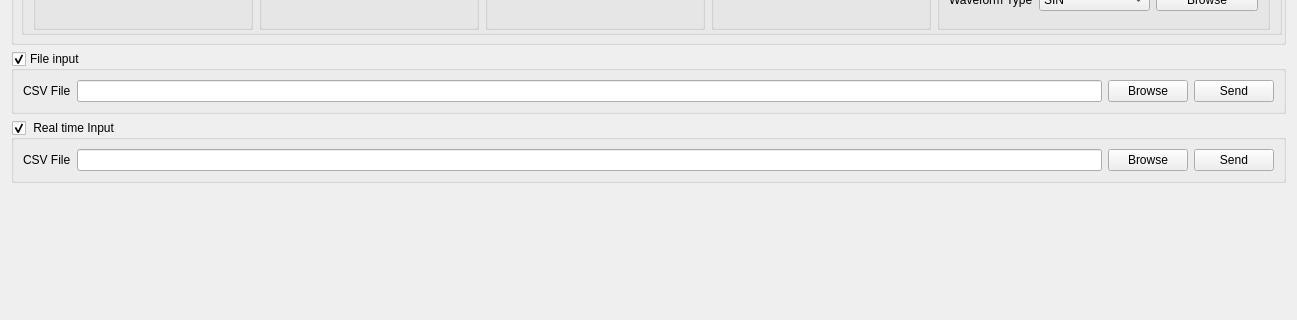
First picture: the form in TargetEchoGen/fileprocessing.ui, repository razzzz87/TargetEchoGen, before the edit; both pictures show x 0 to 1297 and y 266 to 586 of the 1297 by 771 pixel window.
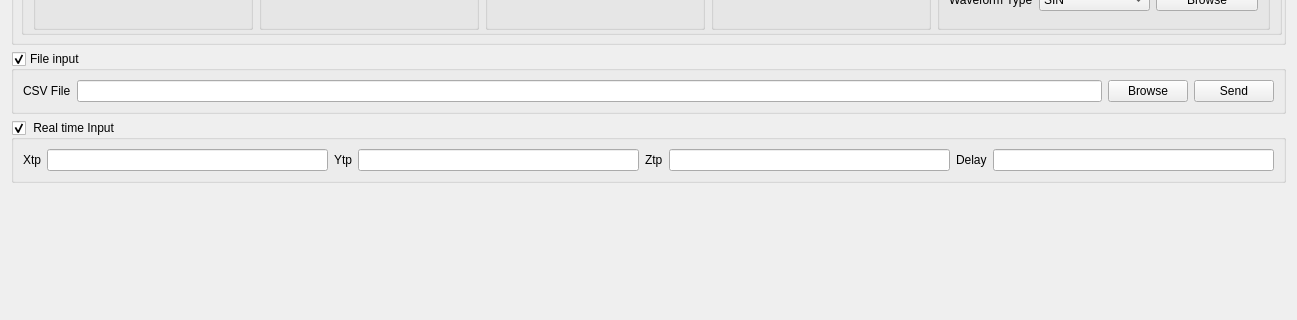
Second picture: the form after the edit.

Commit message: Implimented RTP

What changed in the file:
```diff
--- a/TargetEchoGen/fileprocessing.ui
+++ b/TargetEchoGen/fileprocessing.ui
@@ -491,7 +491,7 @@
       <item>
        <widget class="QLabel" name="label_20">
         <property name="text">
-         <string>CSV File</string>
+         <string>Xtp</string>
         </property>
        </widget>
       </item>
@@ -499,19 +499,35 @@
        <widget class="QLineEdit" name="lineEdit_16"/>
       </item>
       <item>
-       <widget class="QPushButton" name="pushButton_10">
+       <widget class="QLabel" name="LblFPRTYAxis">
         <property name="text">
-         <string>Browse</string>
+         <string>Ytp</string>
         </property>
        </widget>
       </item>
       <item>
-       <widget class="QPushButton" name="pushButton_11">
+       <widget class="QLineEdit" name="LelFRTYAxis"/>
+      </item>
+      <item>
+       <widget class="QLabel" name="LblFPRTZAxis">
         <property name="text">
-         <string>Send</string>
+         <string>Ztp</string>
         </property>
        </widget>
       </item>
+      <item>
+       <widget class="QLineEdit" name="LelFPRTZAxis"/>
+      </item>
+      <item>
+       <widget class="QLabel" name="LblFPRTDelay">
+        <property name="text">
+         <string>Delay</string>
+        </property>
+       </widget>
+      </item>
+      <item>
+       <widget class="QLineEdit" name="LelFPRTDelay"/>
+      </item>
      </layout>
     </widget>
    </item>
```
Left out of the diff: 4 changed lines with no effect on the pictures. The commit also changes 2 other files.
